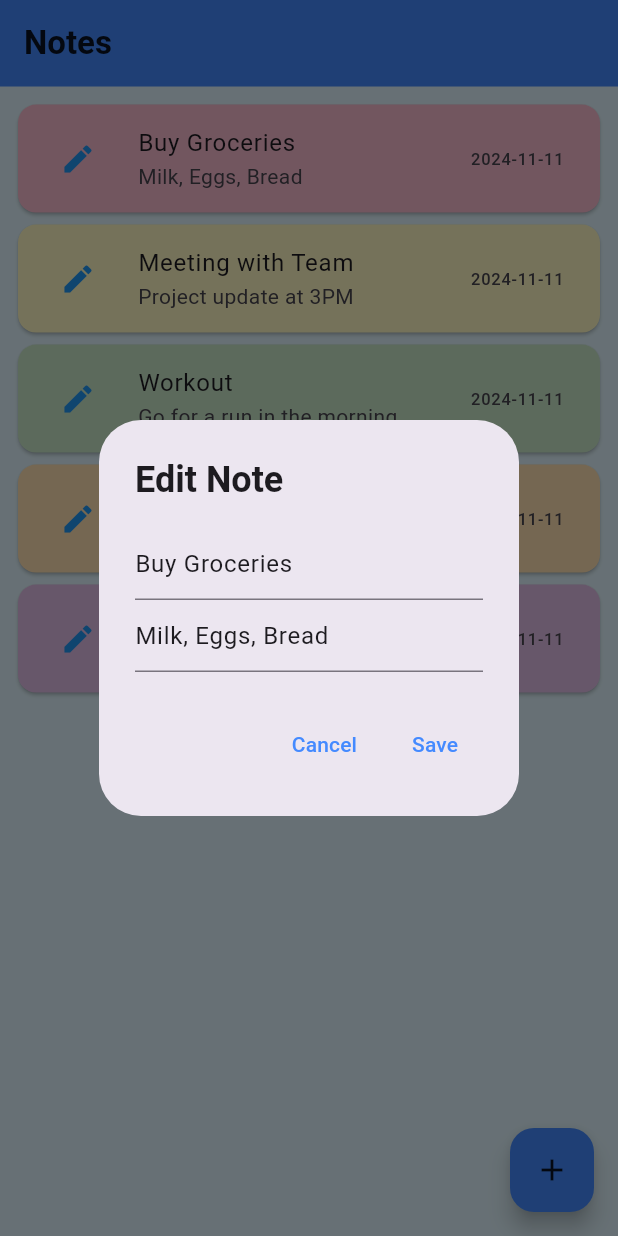
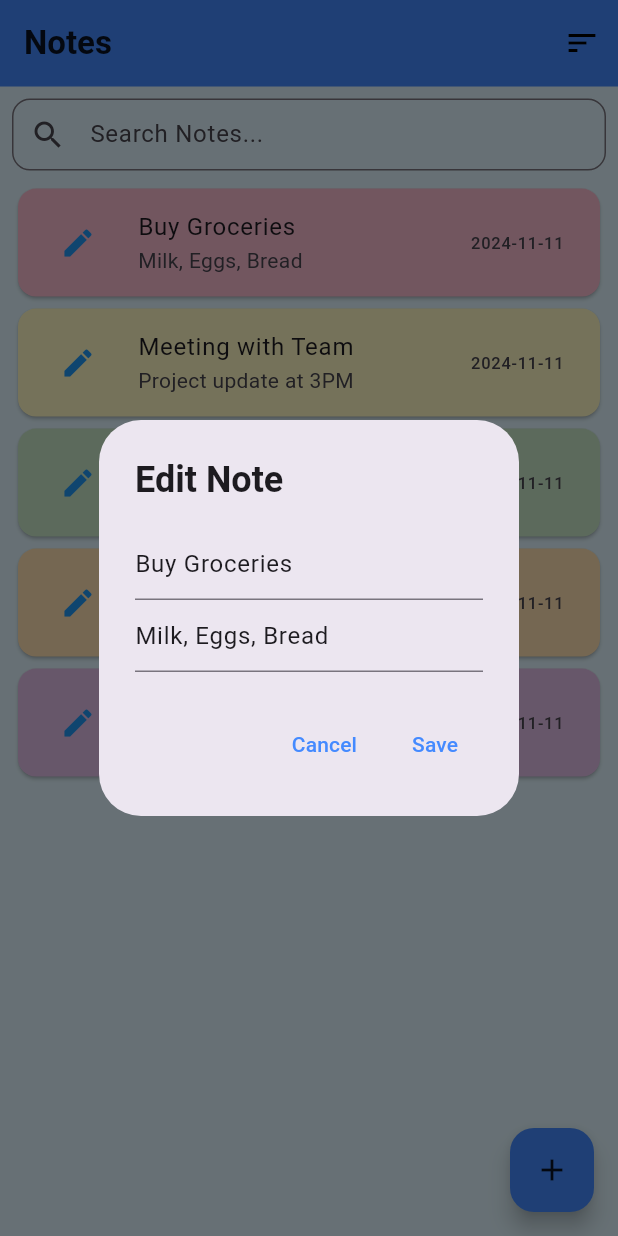
Before and after one commit to Dilhara228/SimpleNotesApp, a Flutter app: the screen it shows after launch, after a tap on the "edit" icon, on a phone screen of 412 x 824 dp. Run offline on Flutter 3.47's test engine with Material 3 defaults, Android fonts, the phone set to English and light mode, and no system bars; our stand-ins replace animated_splash_screen, lottie, sqflite; accounts and stored records are empty; project files that could hold a hidden picture were left out.

Commit message:
first commit

```diff
--- a/lib/main.dart
+++ b/lib/main.dart
@@ -11,7 +11,7 @@ void main() {
 class MyApp extends StatelessWidget {
   const MyApp({super.key});
 
-  // This widget is the root of your application.
+
   @override
   Widget build(BuildContext context) {
     return MaterialApp(
--- a/lib/screens/NoteHomeUi.dart
+++ b/lib/screens/NoteHomeUi.dart
@@ -11,12 +11,16 @@ class NoteHomeUI extends StatefulWidget {
 
 class _NoteHomeUIState extends State<NoteHomeUI> {
   final List<Color> noteColors = [
-    Colors.pink[100]!,  // Pink
-    Colors.yellow[100]!, // Yellow
-    Colors.green[100]!,  // Green
-    Colors.orange[100]!, // Orange
-    Colors.purple[100]!  // Purple
+    Colors.pink[100]!,
+    Colors.yellow[100]!,
+    Colors.green[100]!,
+    Colors.orange[100]!,
+    Colors.purple[100]!
   ];
+
+  TextEditingController _searchController = TextEditingController();
+  String _searchQuery = "";
+  bool _isAscending = true; // Variable to track sort order
 
   @override
   void initState() {
@@ -24,21 +28,18 @@ class _NoteHomeUIState extends State<NoteHomeUI> {
     checkAndInsertDummyNotes();
   }
 
-  // Check if the database is empty and insert dummy notes only if it's empty
   Future<void> checkAndInsertDummyNotes() async {
     List<Map<String, dynamic>> notes = await NoteDbHelper.instance.queryAll();
     if (notes.isEmpty) {
-      // Insert dummy notes if the database is empty
       insertDatabase("Buy Groceries", "Milk, Eggs, Bread");
       insertDatabase("Meeting with Team", "Project update at 3PM");
       insertDatabase("Workout", "Go for a run in the morning");
       insertDatabase("Call Mom", "Ask about the weekend plan");
       insertDatabase("Book Reading", "Finish the chapter on AI");
     }
-    setState(() {}); // Refresh the UI
+    setState(() {});
   }
 
-  // Insert into the database
   void insertDatabase(String title, String description) {
     NoteDbHelper.instance.insert({
       NoteDbHelper.coltittle: title,
@@ -47,7 +48,6 @@ class _NoteHomeUIState extends State<NoteHomeUI> {
     });
   }
 
-  // Update the database
   void updateDatabase(AsyncSnapshot snap, int index, String? newTitle, String? newDescription) {
     String currentTitle = snap.data![index][NoteDbHelper.coltittle];
     String currentDescription = snap.data![index][NoteDbHelper.coldescription];
@@ -60,9 +60,15 @@ class _NoteHomeUIState extends State<NoteHomeUI> {
     });
   }
 
-  // Delete from the database
   void deleteDatabase(AsyncSnapshot snap, int index) {
     NoteDbHelper.instance.delete(snap.data![index][NoteDbHelper.colid]);
+  }
+
+  // Toggle the sort order
+  void toggleSortOrder() {
+    setState(() {
+      _isAscending = !_isAscending;
+    });
   }
 
   @override
@@ -73,19 +79,69 @@ class _NoteHomeUIState extends State<NoteHomeUI> {
         backgroundColor: Colors.blueAccent,
         title: const Text(
           'Notes',
-          style: TextStyle(
-              fontWeight: FontWeight.bold,
-              color: Colors.black87 // Set text color to black
+          style: TextStyle(fontWeight: FontWeight.bold, color: Colors.black87),
         ),
+        actions: [
+          // Sort Icon
+          IconButton(
+            icon: const Icon(Icons.sort, color: Colors.black),
+            onPressed: () {
+              toggleSortOrder(); // Toggle between ascending and descending order
+            },
           ),
+        ],
       ),
       backgroundColor: Colors.lightBlue[50],
       body: Padding(
         padding: const EdgeInsets.all(8),
+        child: Column(
+          children: [
+            // Search Bar
+            Padding(
+              padding: const EdgeInsets.only(bottom: 8.0),
+              child: TextField(
+                controller: _searchController,
+                onChanged: (value) {
+                  setState(() {
+                    _searchQuery = value;
+                  });
+                },
+                textInputAction: TextInputAction.done, // Ensures no menu icon appears
+                decoration: InputDecoration(
+                  hintText: 'Search Notes...',
+                  prefixIcon: Icon(Icons.search),
+                  suffixIcon: _searchQuery.isNotEmpty
+                      ? IconButton(
+                    icon: const Icon(Icons.close),
+                    onPressed: () {
+                      setState(() {
+                        _searchController.clear();
+                        _searchQuery = '';
+                      });
+                    },
+                  )
+                      : null,
+                  border: OutlineInputBorder(
+                    borderRadius: BorderRadius.circular(12),
+                  ),
+                  contentPadding: EdgeInsets.symmetric(vertical: 8, horizontal: 16),
+                ),
+              ),
+            ),
+            // Notes List
+            Expanded(
               child: FutureBuilder<List<Map<String, dynamic>>>(
-          future: NoteDbHelper.instance.queryAll(),
+                future: _searchQuery.isEmpty
+                    ? NoteDbHelper.instance.queryAllOrdered(_isAscending)
+                    : NoteDbHelper.instance.searchNotes(_searchQuery),
                 builder: (context, snap) {
-            if (snap.hasData) {
+                  if (snap.connectionState == ConnectionState.waiting) {
+                    return const Center(child: CircularProgressIndicator());
+                  } else if (snap.hasError) {
+                    return Center(child: Text('Error: ${snap.error}'));
+                  } else if (snap.hasData && snap.data!.isEmpty) {
+                    return const Center(child: Text('No Notes Found'));
+                  } else if (snap.hasData) {
                     return ListView.builder(
                       itemCount: snap.data!.length,
                       itemBuilder: (context, index) {
@@ -96,7 +152,7 @@ class _NoteHomeUIState extends State<NoteHomeUI> {
                           key: UniqueKey(),
                           onDismissed: (direction) {
                             deleteDatabase(snap, index);
-                      setState(() {}); // Refresh UI after deletion
+                            setState(() {});
                           },
                           background: Container(
                             color: Colors.red,
@@ -106,7 +162,9 @@ class _NoteHomeUIState extends State<NoteHomeUI> {
                             color: noteColor,
                             child: ListTile(
                               onTap: () {
-                          Navigator.push(context, MaterialPageRoute(
+                                Navigator.push(
+                                  context,
+                                  MaterialPageRoute(
                                     builder: (context) {
                                       return DescriptionNote(
                                         tittle: snap.data![index][NoteDbHelper.coltittle],
@@ -114,46 +172,39 @@ class _NoteHomeUIState extends State<NoteHomeUI> {
                                         color: noteColor,
                                       );
                                     },
-                          ));
+                                  ),
+                                );
                               },
                               leading: IconButton(
                                 onPressed: () {
                                   showDialog(
                                     context: context,
                                     builder: (context) {
-                                // Initialize the title and description with current values
                                       String title = snap.data![index][NoteDbHelper.coltittle];
                                       String description = snap.data![index][NoteDbHelper.coldescription];
 
                                       return AlertDialog(
-                                  title: const Text(
-                                    'Edit Note',
-                                    style: TextStyle(fontWeight: FontWeight.bold),
-                                  ),
+                                        title: const Text('Edit Note', style: TextStyle(fontWeight: FontWeight.bold)),
                                         content: Column(
                                           mainAxisSize: MainAxisSize.min,
                                           children: [
                                             TextField(
                                               onChanged: (value) {
-                                          title = value; // Update title as user types
+                                                title = value;
                                               },
                                               controller: TextEditingController(
                                                 text: snap.data![index][NoteDbHelper.coltittle],
                                               ),
-                                        decoration: const InputDecoration(
-                                          hintText: 'Title',
-                                        ),
+                                              decoration: const InputDecoration(hintText: 'Title'),
                                             ),
                                             TextField(
                                               onChanged: (value) {
-                                          description = value; // Update description as user types
+                                                description = value;
                                               },
                                               controller: TextEditingController(
                                                 text: snap.data![index][NoteDbHelper.coldescription],
                                               ),
-                                        decoration: const InputDecoration(
-                                          hintText: 'Description',
-                                        ),
+                                              decoration: const InputDecoration(hintText: 'Description'),
                                             ),
                                           ],
                                         ),
@@ -163,21 +214,16 @@ class _NoteHomeUIState extends State<NoteHomeUI> {
                                               Navigator.pop(context);
                                             },
                                             child: const Text('Cancel'),
-                                      style: TextButton.styleFrom(
-                                        foregroundColor: Colors.blueAccent,
-                                      ),
+                                            style: TextButton.styleFrom(foregroundColor: Colors.blueAccent),
                                           ),
                                           TextButton(
                                             onPressed: () {
-                                        // Update the database with new or unchanged values
                                               updateDatabase(snap, index, title, description);
-                                        Navigator.pop(context); // Close the dialog
-                                        setState(() {}); // Refresh the UI to reflect changes
+                                              Navigator.pop(context);
+                                              setState(() {});
                                             },
                                             child: const Text('Save'),
-                                      style: TextButton.styleFrom(
-                                        foregroundColor: Colors.blueAccent,
-                                      ),
+                                            style: TextButton.styleFrom(foregroundColor: Colors.blueAccent),
                                           ),
                                         ],
                                       );
@@ -185,30 +231,28 @@ class _NoteHomeUIState extends State<NoteHomeUI> {
                                   );
                                 },
                                 icon: const Icon(Icons.edit),
-                          color: Colors.blue, // Blue color for the edit icon
+                                color: Colors.blue,
                               ),
                               title: Text(snap.data![index][NoteDbHelper.coltittle]),
                               subtitle: Text(snap.data![index][NoteDbHelper.coldescription]),
-                        trailing: Text(snap.data![index][NoteDbHelper.coldate]
-                            .toString()
-                            .substring(0, 10)),
+                              trailing: Text(snap.data![index][NoteDbHelper.coldate].toString().substring(0, 10)),
                             ),
                           ),
                         );
                       },
                     );
-            } else {
-              return const Center(
-                child: CircularProgressIndicator(),
-              );
                   }
+                  return const Center(child: Text('No notes found.'));
                 },
               ),
             ),
+          ],
+        ),
+      ),
       floatingActionButton: FloatingActionButton(
-        elevation: 6.0, // Increased elevation for a bolder shadow
-        backgroundColor: Colors.blueAccent, // Bold color for the background
-        foregroundColor: Colors.black87, // White color for the icon
+        elevation: 6.0,
+        backgroundColor: Colors.blueAccent,
+        foregroundColor: Colors.black87,
         onPressed: () {
           showDialog(
             context: context,
@@ -216,11 +260,7 @@ class _NoteHomeUIState extends State<NoteHomeUI> {
               var title = '';
               var description = '';
               return AlertDialog(
-                title: const Text(
-                  'Add Note',
-                  style: TextStyle(fontWeight: FontWeight.bold,
-                      color: Colors.black87),
-                ),
+                title: const Text('Add Note', style: TextStyle(fontWeight: FontWeight.bold, color: Colors.black87)),
                 content: Column(
                   mainAxisSize: MainAxisSize.min,
                   children: [
@@ -244,20 +284,18 @@ class _NoteHomeUIState extends State<NoteHomeUI> {
                       Navigator.pop(context);
                     },
                     child: const Text('Cancel'),
-                    style: TextButton.styleFrom(
-                      foregroundColor: Colors.blueAccent,
-                    ),
+                    style: TextButton.styleFrom(foregroundColor: Colors.blueAccent),
                   ),
                   TextButton(
                     onPressed: () {
+                      if (title.isNotEmpty && description.isNotEmpty) {
                         insertDatabase(title, description);
                         Navigator.pop(context);
-                      setState(() {}); // Refresh the UI
+                        setState(() {});
+                      }
                     },
                     child: const Text('Save'),
-                    style: TextButton.styleFrom(
-                      foregroundColor: Colors.blueAccent,
-                    ),
+                    style: TextButton.styleFrom(foregroundColor: Colors.blueAccent),
                   ),
                 ],
               );
--- a/lib/services/NoteDbHelper.dart
+++ b/lib/services/NoteDbHelper.dart
@@ -1,67 +1,95 @@
 import 'dart:io';
-import 'package:flutter/cupertino.dart';
 import 'package:path_provider/path_provider.dart';
 import 'package:sqflite/sqflite.dart';
 import 'package:path/path.dart';
+import 'package:intl/intl.dart';
 
 class NoteDbHelper {
   static const dbname = 'notes.db';
-  static const dvversion = 1;
+  static const dbversion = 1;
   static const tablename = 'notes';
   static const colid = 'id';
   static const coltittle = 'title';
   static const coldescription = 'description';
   static const coldate = 'date';
 
-  static final NoteDbHelper instance = NoteDbHelper();
-  static Database? mysimplenotedb;
+  static final NoteDbHelper instance = NoteDbHelper._privateConstructor();
+  static Database? _database;
 
-  Future<Database?> get db async {
-    mysimplenotedb ??= await _initDb();
-    return mysimplenotedb;
+  NoteDbHelper._privateConstructor();
+
+  Future<Database> get database async {
+    _database ??= await _initDatabase();
+    return _database!;
   }
 
-  _initDb() async {
+  Future<Database> _initDatabase() async {
     Directory documentsDirectory = await getApplicationDocumentsDirectory();
     String path = join(documentsDirectory.path, dbname);
-    return await openDatabase(path, version: dvversion, onCreate: _oncreate);
+    return await openDatabase(path, version: dbversion, onCreate: _onCreate);
   }
 
-  _oncreate(Database db, int version) async {
+  Future _onCreate(Database db, int version) async {
     await db.execute('''
-    CREATE TABLE $tablename(
-    $colid INTEGER PRIMARY KEY AUTOINCREMENT,
-    $coltittle TEXT NOT NULL,
-    $coldescription TEXT NOT NULL,
-    $coldate TEXT NOT NULL
-    )
+      CREATE TABLE $tablename (
+        $colid INTEGER PRIMARY KEY AUTOINCREMENT,
+        $coltittle TEXT NOT NULL,
+        $coldescription TEXT NOT NULL,
+        $coldate TEXT NOT NULL
+      )
     ''');
   }
 
+  // Insert a note into the database with formatted date
   Future<int> insert(Map<String, dynamic> row) async {
-    Database? db = await instance.db;
-    return await db!.insert(tablename, row);
+    Database db = await instance.database;
+    // Update date to current formatted date
+    String formattedDate = DateFormat('yyyy-MM-dd HH:mm:ss').format(DateTime.now());
+    row[coldate] = formattedDate;
+    return await db.insert(tablename, row);
   }
 
+  // Query all notes from the database
   Future<List<Map<String, dynamic>>> queryAll() async {
-    Database? db = await instance.db;
-    return await db!.query(tablename);
+    Database db = await instance.database;
+    return await db.query(tablename);
   }
 
-  Future<int> update(Map<String, dynamic> row) async {
-    Database? db = await instance.db;
-    int id = row[colid];
-    return await db!
-        .update(tablename, row, where: '$colid = ?', whereArgs: [id]);
+  // Query all notes ordered by date (ascending or descending)
+  Future<List<Map<String, dynamic>>> queryAllOrdered(bool isAscending) async {
+    Database db = await instance.database;
+    String order = isAscending ? 'ASC' : 'DESC';
+    return await db.query(tablename, orderBy: '$coldate $order');
   }
 
-  Future<int> delete(int id) async {
-    Database? db = await instance.db;
-    return await db!.delete(tablename, where: '$colid = ?', whereArgs: [id]);
+  // Search for notes based on a query (title or description)
+  Future<List<Map<String, dynamic>>> searchNotes(String query) async {
+    Database db = await instance.database;
+    return await db.query(
+      tablename,
+      where: '$coltittle LIKE ? OR $coldescription LIKE ?',
+      whereArgs: ['%$query%', '%$query%'],
+    );
   }
 
+  // Update a note in the database with a formatted date
+  Future<int> update(Map<String, dynamic> row) async {
+    Database db = await instance.database;
+    int id = row[colid];
+    // Update date to current formatted date
+    row[coldate] = DateFormat('yyyy-MM-dd HH:mm:ss').format(DateTime.now());
+    return await db.update(tablename, row, where: '$colid = ?', whereArgs: [id]);
+  }
+
+  // Delete a note from the database
+  Future<int> delete(int id) async {
+    Database db = await instance.database;
+    return await db.delete(tablename, where: '$colid = ?', whereArgs: [id]);
+  }
+
+  // Close the database
   Future close() async {
-    Database? db = await instance.db;
-    db!.close();
+    Database db = await instance.database;
+    db.close();
   }
 }
--- a/lib/splash_screen.dart
+++ b/lib/splash_screen.dart
@@ -15,28 +15,27 @@ class SplashScreen extends StatelessWidget {
           children: [
             Center(
               child: Lottie.asset(
-                'assets/animation/Animation - 1729701521983.json', // Path to your Lottie file
-                width: 200, // Adjust width as needed
-                height: 200, // Adjust height as needed
+                'assets/animation/Animation - 1729701521983.json',
+                width: 200,
+                height: 200,
               ),
             ),
-            const SizedBox(height: 16), // Space between animation and text
+            SizedBox(height: 1),
             const Text(
               'My Simple Notes',
               style: TextStyle(
                 color: Colors.black87,
-                fontSize: 24,
+                fontSize: 20,
                 fontWeight: FontWeight.bold,
-
               ),
             ),
           ],
         ),
       ),
       nextScreen: const NoteHomeUI(),
-      splashIconSize: 250,
+      splashIconSize: 500,
       duration: 4000,
-      backgroundColor: Colors.blueAccent, // Background color
+      backgroundColor: Colors.blueAccent,
     );
   }
 }
```
Also changed, not shown: lib/screens/descriptionnote.dart (+8 -8 lines), pubspec.yaml (+3 -4 lines). Lines whose indentation alone changed are shown as unchanged.
